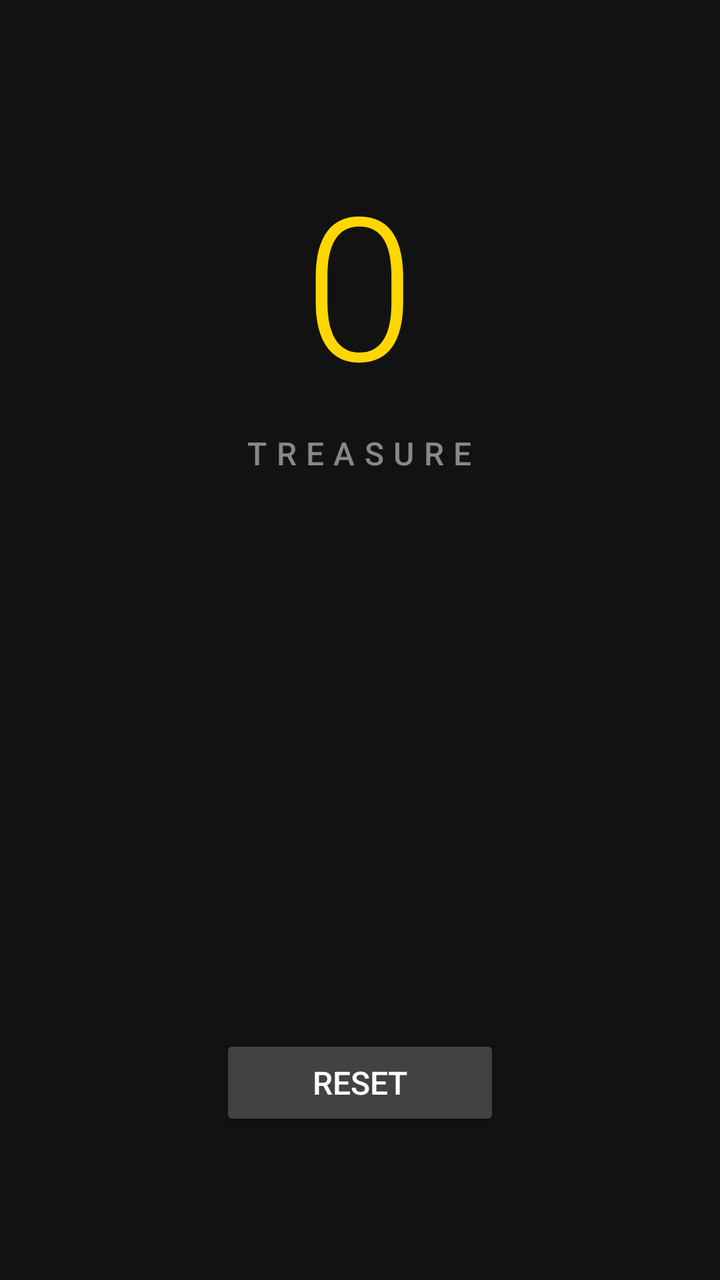
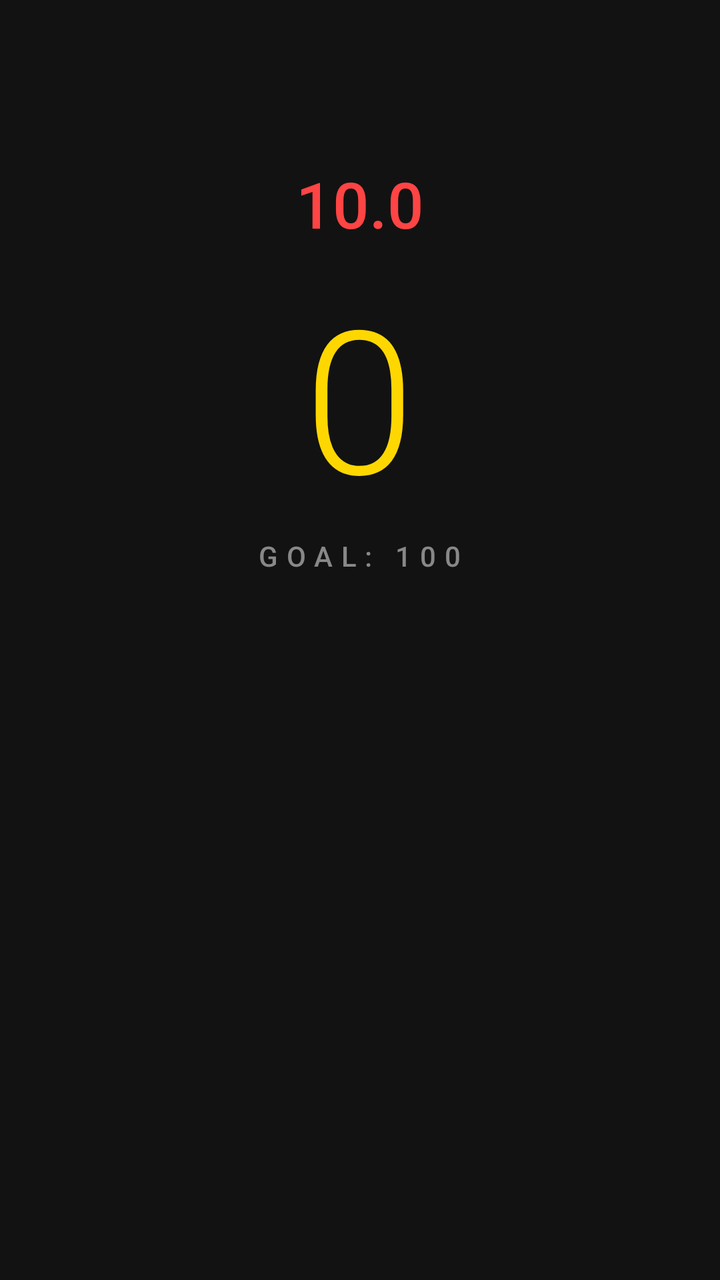

An Android layout rendered at two revisions. The XML below is the earlier revision; the diff shows what the commit changed to produce the second picture.
<!-- AndroidManifest.xml: application theme android:Theme.Material.NoActionBar -->
<!-- res/layout/activity_main.xml -->
<?xml version="1.0" encoding="utf-8"?>
<FrameLayout xmlns:android="http://schemas.android.com/apk/res/android"
    android:id="@+id/rootLayout"
    android:layout_width="match_parent"
    android:layout_height="match_parent"
    android:background="#121212">

    <LinearLayout
        android:layout_width="match_parent"
        android:layout_height="match_parent"
        android:orientation="vertical"
        android:gravity="center"
        android:padding="32dp">

        <TextView
            android:id="@+id/counterText"
            android:layout_width="wrap_content"
            android:layout_height="wrap_content"
            android:text="0"
            android:textSize="100sp"
            android:textColor="#FFD700"
            android:fontFamily="sans-serif-light"
            android:layout_marginBottom="8dp" />

        <TextView
            android:id="@+id/labelText"
            android:layout_width="wrap_content"
            android:layout_height="wrap_content"
            android:text="TREASURE"
            android:textSize="16sp"
            android:textColor="#888888"
            android:fontFamily="sans-serif-medium"
            android:letterSpacing="0.3"
            android:layout_marginBottom="40dp" />

        <FrameLayout
            android:id="@+id/chestContainer"
            android:layout_width="240dp"
            android:layout_height="200dp"
            android:layout_marginBottom="40dp" />

        <Button
            android:id="@+id/resetButton"
            android:layout_width="140dp"
            android:layout_height="48dp"
            android:text="RESET"
            android:textSize="16sp"
            android:textColor="#FFFFFF"
            android:backgroundTint="#424242"
            android:fontFamily="sans-serif-medium" />

    </LinearLayout>

</FrameLayout>
<!-- resources referenced by this layout -->
<resources>

</resources>

<!-- the commit's change to res/layout/activity_main.xml (unified diff, before → after) -->
@@ -5,12 +5,24 @@
     android:layout_height="match_parent"
     android:background="#121212">
 
+    
     <LinearLayout
+        android:id="@+id/gameLayout"
         android:layout_width="match_parent"
         android:layout_height="match_parent"
         android:orientation="vertical"
         android:gravity="center"
         android:padding="32dp">
+
+        <TextView
+            android:id="@+id/timerText"
+            android:layout_width="wrap_content"
+            android:layout_height="wrap_content"
+            android:text="10.0"
+            android:textSize="32sp"
+            android:textColor="#FF4444"
+            android:fontFamily="sans-serif-medium"
+            android:layout_marginBottom="8dp" />
 
         <TextView
             android:id="@+id/counterText"
@@ -20,18 +32,18 @@
             android:textSize="100sp"
             android:textColor="#FFD700"
             android:fontFamily="sans-serif-light"
-            android:layout_marginBottom="8dp" />
+            android:layout_marginBottom="4dp" />
 
         <TextView
-            android:id="@+id/labelText"
+            android:id="@+id/goalText"
             android:layout_width="wrap_content"
             android:layout_height="wrap_content"
-            android:text="TREASURE"
-            android:textSize="16sp"
+            android:text="GOAL: 100"
+            android:textSize="14sp"
             android:textColor="#888888"
             android:fontFamily="sans-serif-medium"
             android:letterSpacing="0.3"
-            android:layout_marginBottom="40dp" />
+            android:layout_marginBottom="32dp" />
 
         <FrameLayout
             android:id="@+id/chestContainer"
@@ -39,14 +51,98 @@
             android:layout_height="200dp"
             android:layout_marginBottom="40dp" />
 
+    </LinearLayout>
+
+    
+    <LinearLayout
+        android:id="@+id/gameOverLayout"
+        android:layout_width="match_parent"
+        android:layout_height="match_parent"
+        android:orientation="vertical"
+        android:gravity="center"
+        android:background="#DD121212"
+        android:visibility="gone"
+        android:padding="32dp">
+
+        <TextView
+            android:layout_width="wrap_content"
+            android:layout_height="wrap_content"
+            android:text="GAME OVER"
+            android:textSize="52sp"
+            android:textColor="#FF4444"
+            android:fontFamily="sans-serif-black"
+            android:layout_marginBottom="24dp" />
+
+        <TextView
+            android:id="@+id/finalScoreText"
+            android:layout_width="wrap_content"
+            android:layout_height="wrap_content"
+            android:text="Final Treasure: 0"
+            android:textSize="24sp"
+            android:textColor="#FFD700"
+            android:fontFamily="sans-serif-light"
+            android:layout_marginBottom="48dp" />
+
         <Button
-            android:id="@+id/resetButton"
-            android:layout_width="140dp"
-            android:layout_height="48dp"
-            android:text="RESET"
-            android:textSize="16sp"
+            android:id="@+id/restartButton"
+            android:layout_width="200dp"
+            android:layout_height="60dp"
+            android:text="TRY AGAIN"
+            android:textSize="20sp"
             android:textColor="#FFFFFF"
-            android:backgroundTint="#424242"
+            android:backgroundTint="#1E88E5"
+            android:fontFamily="sans-serif-medium" />
+
+    </LinearLayout>
+
+    
+    <LinearLayout
+        android:id="@+id/winLayout"
+        android:layout_width="match_parent"
+        android:layout_height="match_parent"
+        android:orientation="vertical"
+        android:gravity="center"
+        android:background="#DD121212"
+        android:visibility="gone"
+        android:padding="32dp">
+
+        <TextView
+            android:layout_width="wrap_content"
+            android:layout_height="wrap_content"
+            android:text="YOU WIN!"
+            android:textSize="52sp"
+            android:textColor="#FFD700"
+            android:fontFamily="sans-serif-black"
+            android:layout_marginBottom="16dp" />
+
+        <TextView
+            android:id="@+id/winScoreText"
+            android:layout_width="wrap_content"
+            android:layout_height="wrap_content"
+            android:text="Treasure: 100"
+            android:textSize="24sp"
+            android:textColor="#FFD700"
+            android:fontFamily="sans-serif-light"
+            android:layout_marginBottom="8dp" />
+
+        <TextView
+            android:id="@+id/winTimeText"
+            android:layout_width="wrap_content"
+            android:layout_height="wrap_content"
+            android:text="Time left: 0.0s"
+            android:textSize="20sp"
+            android:textColor="#4FC3F7"
+            android:fontFamily="sans-serif-light"
+            android:layout_marginBottom="48dp" />
+
+        <Button
+            android:id="@+id/playAgainButton"
+            android:layout_width="200dp"
+            android:layout_height="60dp"
+            android:text="PLAY AGAIN"
+            android:textSize="20sp"
+            android:textColor="#FFFFFF"
+            android:backgroundTint="#1E88E5"
             android:fontFamily="sans-serif-medium" />
 
     </LinearLayout>
